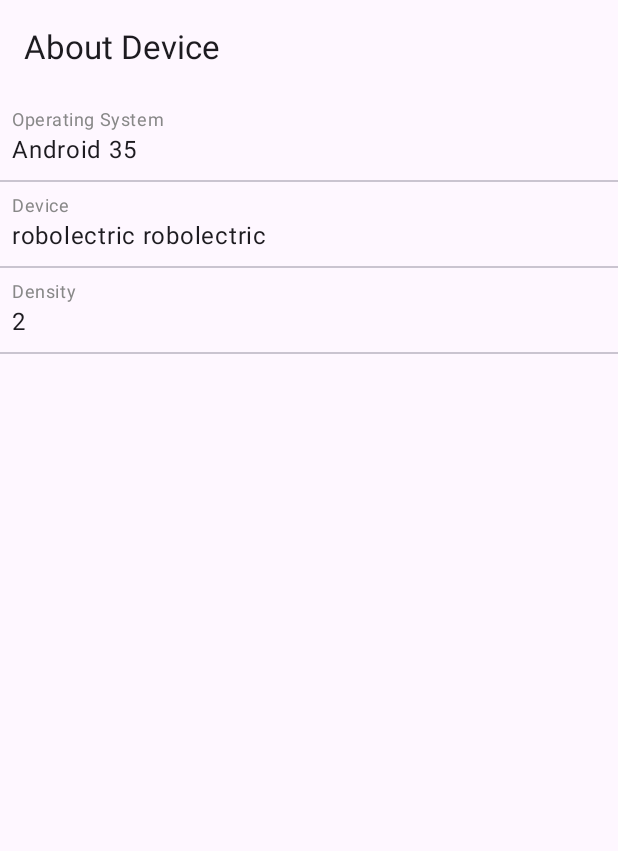
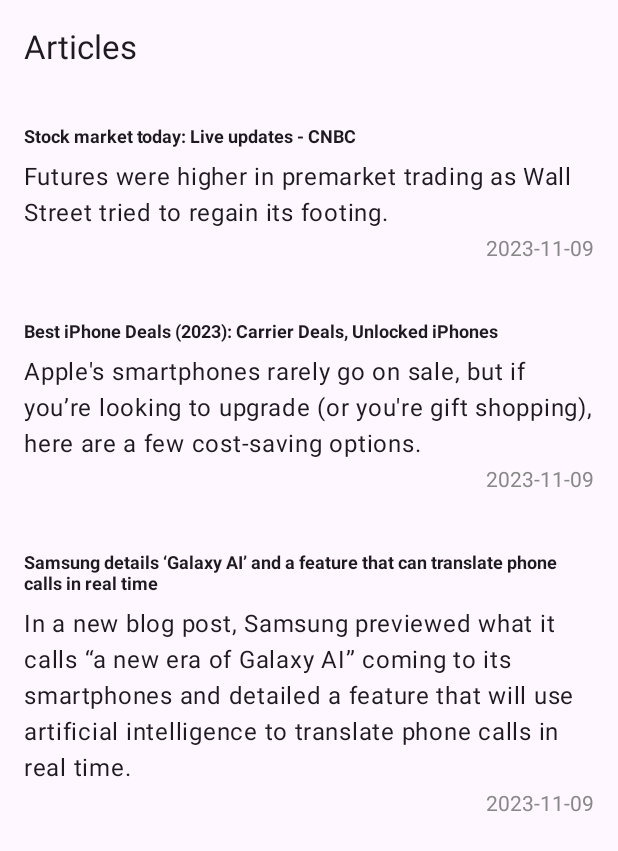
Before and after one commit to Bryant-Anjos/DailyPulseCMP, an Android app built with Jetpack Compose: the screen it shows after launch (MainActivity), on a phone screen of 412 x 824 dp. Shown: the top 851 px of the screen. Run offline under Robolectric (Android 15) with nearby library versions, the phone set to English and light mode, and no system bars; pictures from the network do not load.

Commit message:
create the android articles screen

```diff
--- a/androidApp/build.gradle.kts
+++ b/androidApp/build.gradle.kts
@@ -45,4 +45,6 @@ dependencies {
     implementation(libs.compose.material3)
     implementation(libs.androidx.activity.compose)
     debugImplementation(libs.compose.ui.tooling)
+
+    implementation(libs.coil.compose)
 }
--- a/androidApp/src/main/AndroidManifest.xml
+++ b/androidApp/src/main/AndroidManifest.xml
@@ -1,5 +1,7 @@
 <?xml version="1.0" encoding="utf-8"?>
 <manifest xmlns:android="http://schemas.android.com/apk/res/android">
+
+    <uses-permission android:name="android.permission.INTERNET" />
 
     <application
         android:allowBackup="false"
--- a/androidApp/src/main/java/com/bryant/dailypulse/android/MainActivity.kt
+++ b/androidApp/src/main/java/com/bryant/dailypulse/android/MainActivity.kt
@@ -3,23 +3,28 @@ package com.bryant.dailypulse.android
 import android.os.Bundle
 import androidx.activity.ComponentActivity
 import androidx.activity.compose.setContent
+import androidx.activity.viewModels
 import androidx.compose.foundation.layout.fillMaxSize
 import androidx.compose.material3.*
 import androidx.compose.runtime.Composable
 import androidx.compose.ui.Modifier
 import androidx.compose.ui.tooling.preview.Preview
 import com.bryant.dailypulse.android.screens.AboutScreen
+import com.bryant.dailypulse.android.screens.ArticlesScreen
+import com.bryant.dailypulse.articles.ArticlesViewModel
 
 class MainActivity : ComponentActivity() {
     override fun onCreate(savedInstanceState: Bundle?) {
         super.onCreate(savedInstanceState)
+        val articlesViewModel: ArticlesViewModel by viewModels()
+
         setContent {
             MyApplicationTheme {
                 Surface(
                     modifier = Modifier.fillMaxSize(),
                     color = MaterialTheme.colorScheme.background
                 ) {
-                    AboutScreen()
+                    ArticlesScreen(articlesViewModel = articlesViewModel)
                 }
             }
         }
--- /dev/null
+++ b/androidApp/src/main/java/com/bryant/dailypulse/android/screens/ArticlesScreen.kt
@@ -0,0 +1,120 @@
+package com.bryant.dailypulse.android.screens
+
+import androidx.compose.foundation.layout.Box
+import androidx.compose.foundation.layout.Column
+import androidx.compose.foundation.layout.Spacer
+import androidx.compose.foundation.layout.fillMaxSize
+import androidx.compose.foundation.layout.height
+import androidx.compose.foundation.layout.padding
+import androidx.compose.foundation.layout.width
+import androidx.compose.foundation.lazy.LazyColumn
+import androidx.compose.foundation.lazy.items
+import androidx.compose.material3.CircularProgressIndicator
+import androidx.compose.material3.ExperimentalMaterial3Api
+import androidx.compose.material3.MaterialTheme
+import androidx.compose.material3.Text
+import androidx.compose.material3.TopAppBar
+import androidx.compose.runtime.Composable
+import androidx.compose.runtime.collectAsState
+import androidx.compose.ui.Alignment
+import androidx.compose.ui.Modifier
+import androidx.compose.ui.graphics.Color
+import androidx.compose.ui.text.TextStyle
+import androidx.compose.ui.text.font.FontWeight
+import androidx.compose.ui.text.style.TextAlign
+import androidx.compose.ui.unit.dp
+import androidx.compose.ui.unit.sp
+import coil.compose.AsyncImage
+import com.bryant.dailypulse.articles.Article
+import com.bryant.dailypulse.articles.ArticlesViewModel
+
+@Composable
+fun ArticlesScreen(
+    articlesViewModel: ArticlesViewModel
+) {
+    val articlesState = articlesViewModel.articlesState.collectAsState()
+
+    Column {
+        AppBar()
+
+        if (articlesState.value.loading)
+            Loader()
+        if (articlesState.value.error != null)
+            ErrorMessage(articlesState.value.error!!)
+        if (articlesState.value.articles.isNotEmpty())
+            ArticlesListView(articlesState.value.articles)
+    }
+}
+
+@OptIn(ExperimentalMaterial3Api::class)
+@Composable
+private fun AppBar() {
+    TopAppBar(title = {
+            Text(text = "Articles")
+        }
+    )
+}
+
+@Composable
+fun ArticlesListView(articles: List<Article>) {
+    LazyColumn(modifier = Modifier.fillMaxSize()) {
+        items(articles) { article ->
+            ArticleItemView(article = article)
+        }
+    }
+}
+
+@Composable
+fun ArticleItemView(article: Article) {
+    Column(
+        modifier = Modifier
+            .fillMaxSize()
+            .padding(16.dp)
+    ) {
+        AsyncImage(
+            model = article.imageUrl,
+            contentDescription = null,
+        )
+        Spacer(modifier = Modifier.height(4.dp))
+        Text(
+            text = article.title,
+            style = TextStyle(fontWeight = FontWeight.Bold, fontSize = 12.sp)
+        )
+        Spacer(modifier = Modifier.height(8.dp))
+        Text(text = article.description)
+        Spacer(modifier = Modifier.height(4.dp))
+        Text(
+            text = article.date,
+            style = TextStyle(color = Color.Gray),
+            modifier = Modifier.align(Alignment.End),
+        )
+        Spacer(modifier = Modifier.height(4.dp))
+    }
+}
+
+@Composable
+fun Loader() {
+    Box(
+        modifier = Modifier.fillMaxSize(),
+        contentAlignment = Alignment.Center,
+    ) {
+        CircularProgressIndicator(
+            modifier = Modifier.width(64.dp),
+            color = MaterialTheme.colorScheme.surfaceVariant,
+            trackColor = MaterialTheme.colorScheme.secondary,
+        )
+    }
+}
+
+@Composable
+fun ErrorMessage(message: String) {
+    Box(
+        modifier = Modifier.fillMaxSize(),
+        contentAlignment = Alignment.Center,
+    ) {
+        Text(
+            text = message,
+            style = TextStyle(fontSize = 28.sp, textAlign = TextAlign.Center),
+        )
+    }
+}
--- a/gradle/libs.versions.toml
+++ b/gradle/libs.versions.toml
@@ -1,5 +1,6 @@
 [versions]
 agp = "8.2.2"
+coilCompose = "2.5.0"
 kotlin = "1.9.20"
 compose = "1.5.4"
 compose-compiler = "1.5.4"
@@ -10,6 +11,7 @@ lifecycleViewmodelKtx = "2.7.0"
 
 [libraries]
 androidx-lifecycle-viewmodel-ktx = { module = "androidx.lifecycle:lifecycle-viewmodel-ktx", version.ref = "lifecycleViewmodelKtx" }
+coil-compose = { module = "io.coil-kt:coil-compose", version.ref = "coilCompose" }
 kotlin-test = { module = "org.jetbrains.kotlin:kotlin-test", version.ref = "kotlin" }
 androidx-activity-compose = { module = "androidx.activity:activity-compose", version.ref = "androidx-activityCompose" }
 compose-ui = { module = "androidx.compose.ui:ui", version.ref = "compose" }
--- a/shared/src/commonMain/kotlin/com/bryant/dailypulse/articles/ArticlesViewModel.kt
+++ b/shared/src/commonMain/kotlin/com/bryant/dailypulse/articles/ArticlesViewModel.kt
@@ -17,7 +17,9 @@ class ArticlesViewModel: BaseViewModel() {
 
     private fun getArticles() {
         scope.launch {
-            delay(500)
+            delay(2000)
+            _articlesState.emit(ArticlesState(error = "Something went wrong"))
+            delay(2000)
             val fetchedArticles = fetchArticles()
             _articlesState.emit(ArticlesState(articles = fetchedArticles))
         }
```
